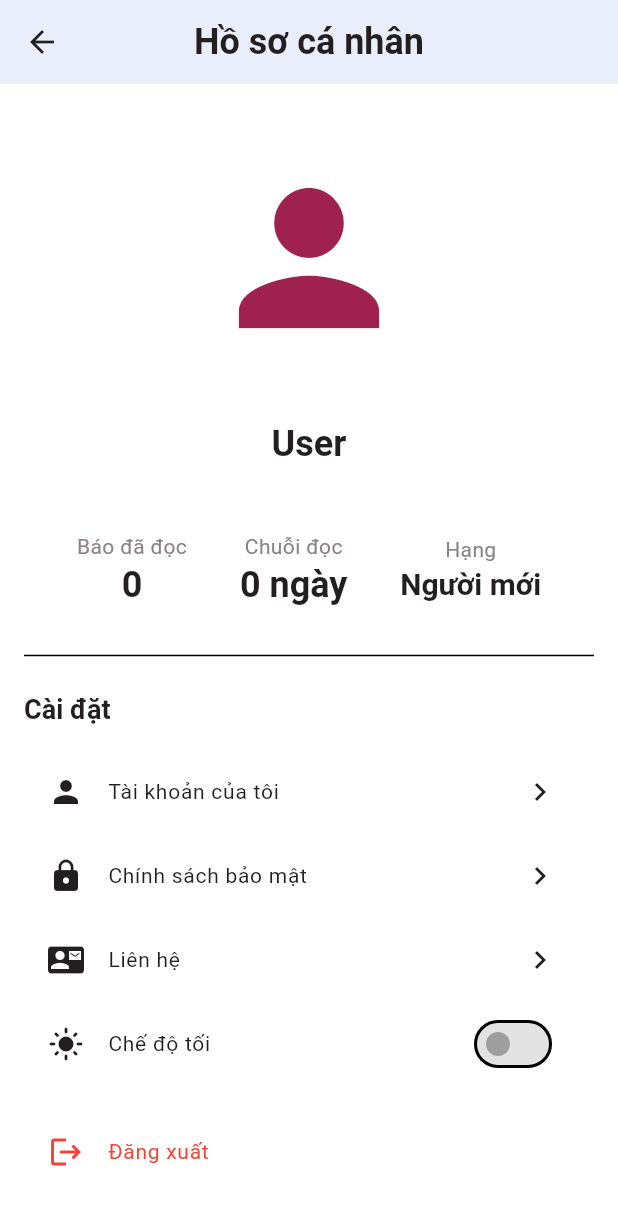
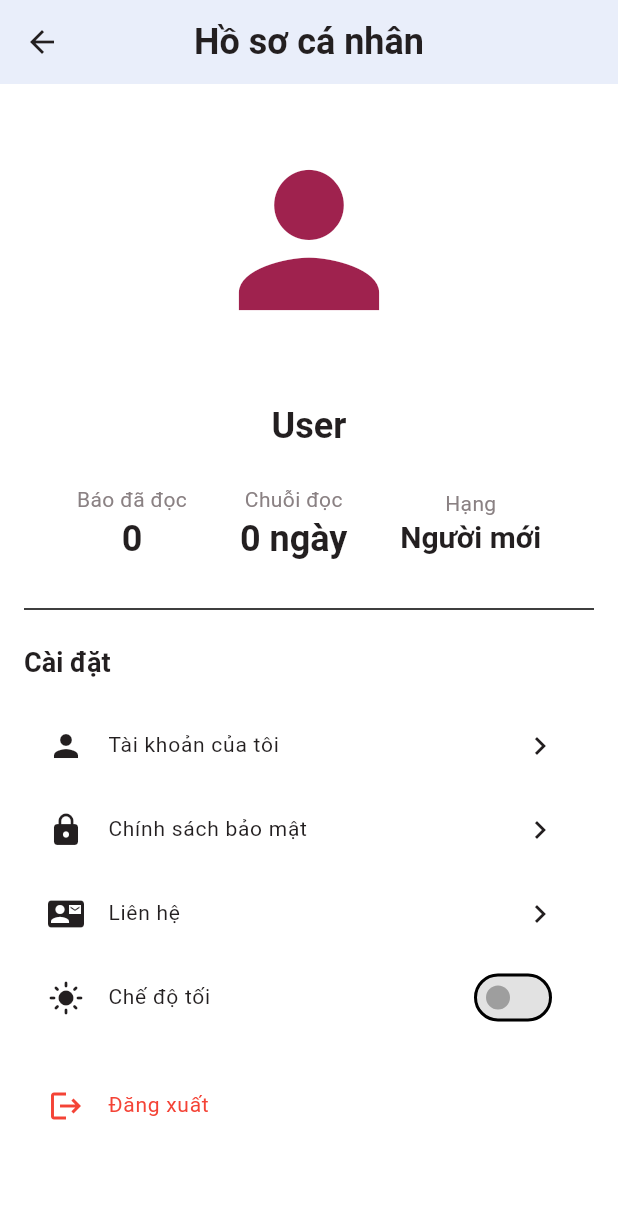
Before and after one commit to KhoaSinno/assignment_3_safe_news, a Flutter app: the ProfileSetting screen opened directly, on a phone screen of 412 x 824 dp. Shown: the top 1205 px of the screen. Run offline on Flutter 3.47's test engine with Material 3 defaults, Android fonts, the phone set to English and light mode, and no system bars; our stand-ins replace cloud_firestore, firebase_ai, firebase_auth, firebase_core, flutter_dotenv, flutter_riverpod and 9 more; accounts and stored records are empty; generated files the repository leaves out were written again; network calls fail; project files that could hold a hidden picture were left out.

Commit message:
account stat - optimized auth

```diff
--- a/lib/features/home/widget/home_article_header_logo.dart
+++ b/lib/features/home/widget/home_article_header_logo.dart
@@ -95,7 +95,7 @@ class HomeArticleHeaderLogo extends ConsumerWidget {
                 const SizedBox(height: 5),
                 isLoggedIn
                     ? Text(
-                      'Xin chào, ${authViewModel.user?.name ?? 'Người dùng'}',
+                      'Hi, ${authViewModel.user?.name ?? 'Người dùng'}',
                       style: Theme.of(
                         context,
                       ).textTheme.bodyMedium?.copyWith(fontSize: 14),
--- a/lib/features/profile/ui/profile_setting.dart
+++ b/lib/features/profile/ui/profile_setting.dart
@@ -33,7 +33,7 @@ class ProfileSetting extends ConsumerWidget {
       body: SingleChildScrollView(
         child: Container(
           color: Theme.of(context).scaffoldBackgroundColor,
-          padding: const EdgeInsets.all(16),
+          padding: EdgeInsets.symmetric(horizontal: 16, vertical: 4),
           child: Column(
             crossAxisAlignment: CrossAxisAlignment.start,
             children: [
--- a/lib/features/profile/widget/achievement_badge.dart
+++ b/lib/features/profile/widget/achievement_badge.dart
@@ -13,138 +13,165 @@ class AchievementBadge extends ConsumerWidget {
   Widget build(BuildContext context, WidgetRef ref) {
     final authViewModel = ref.watch(authViewModelProvider);
 
-    // Responsive avatar size based on screen width
-    final screenWidth = MediaQuery.of(context).size.width;
-    final avatarRadius = screenWidth < 400 ? 80.0 : 100.0;
-    final iconSize = avatarRadius * 1.2;
-    final fallbackIconSize = avatarRadius * 1.4;
+    // ✅ Cache dimensions một lần
+    final dimensions = _getDimensions(context);
 
     return userAchievementModel.when(
       data:
-          (stats) => Center(
+          (stats) => _buildUserProfile(
+            context,
+            authViewModel,
+            dimensions,
+            avatar:
+                stats != null
+                    ? _buildAchievementAvatar(
+                      stats,
+                      dimensions.avatarRadius,
+                      dimensions.iconSize,
+                    )
+                    : Icon(
+                      Icons.person,
+                      size: dimensions.fallbackIconSize,
+                      color: Theme.of(context).primaryColor,
+                    ),
+            displayName:
+                stats?.displayName ?? authViewModel.user?.name ?? 'User',
+          ),
+      loading:
+          () => _buildUserProfile(
+            context,
+            authViewModel,
+            dimensions,
+            avatar: CircularProgressIndicator(),
+            displayName: authViewModel.user?.name ?? 'Đang tải...',
+          ),
+      error:
+          (error, stack) => _buildUserProfile(
+            context,
+            authViewModel,
+            dimensions,
+            avatar: ClipOval(
+              child: Icon(
+                Icons.account_circle,
+                size: dimensions.avatarRadius * 1.8,
+                color: Theme.of(context).primaryColor,
+              ),
+            ),
+            displayName: authViewModel.user?.name ?? 'User',
+          ),
+    );
+  }
+
+  // ✅ Helper method để giảm duplicate code
+  Widget _buildUserProfile(
+    BuildContext context,
+    AuthViewModel authViewModel,
+    _Dimensions dimensions, {
+    required Widget avatar,
+    required String displayName,
+  }) {
+    return Center(
       child: Column(
-              children: [
-                Stack(
+        mainAxisSize: MainAxisSize.min, // ✅ Tối ưu layout
         children: [
           CircleAvatar(
-                      radius: avatarRadius,
+            radius: dimensions.avatarRadius,
             backgroundColor: Colors.white,
-                      child:
-                          stats != null
-                              ? ClipOval(
+            child: avatar,
+          ),
+          const SizedBox(height: 8),
+          Text(
+            displayName,
+            style: Theme.of(
+              context,
+            ).textTheme.headlineMedium?.copyWith(fontSize: dimensions.fontSize),
+            textAlign: TextAlign.center,
+          ),
+          if (authViewModel.user?.email != null &&
+              authViewModel.user!.email.isNotEmpty)
+            Text(
+              authViewModel.user?.email ?? '',
+              style: Theme.of(context).textTheme.labelMedium?.copyWith(
+                fontSize: dimensions.emailFontSize,
+                fontWeight: FontWeight.w400,
+              ),
+              textAlign: TextAlign.center,
+            ),
+        ],
+      ),
+    );
+  }
+
+  // ✅ Cache dimensions
+  _Dimensions _getDimensions(BuildContext context) {
+    final screenWidth = MediaQuery.of(context).size.width;
+    final avatarRadius = screenWidth < 400 ? 80.0 : 100.0;
+    return _Dimensions(
+      avatarRadius: avatarRadius,
+      iconSize: avatarRadius * 1.2,
+      fallbackIconSize: avatarRadius * 1.4,
+      fontSize: screenWidth < 400 ? 20.0 : 24.0,
+      emailFontSize: screenWidth < 400 ? 12.0 : 14.0,
+    );
+  }
+
+  Widget _buildAchievementAvatar(
+    UserAchievementStatsModel stats,
+    double avatarRadius,
+    double iconSize,
+  ) {
+    return ClipOval(
       child: SvgPicture.asset(
         stats.sortedAchievement.assetPath,
-                                  width: avatarRadius * 2, // Full diameter
-                                  height: avatarRadius * 2, // Full diameter
-                                  fit:
-                                      BoxFit.cover, // Fill toàn bộ CircleAvatar
+        width: avatarRadius * 2,
+        height: avatarRadius * 2,
+        fit: BoxFit.cover,
         placeholderBuilder:
-                                      (context) => Container(
+            (context) => _buildPlaceholder(stats, avatarRadius, iconSize),
+        // ✅ Thêm error handling cho SVG loading
+        errorBuilder: (context, error, stackTrace) {
+          debugPrint(
+            'SVG loading error for ${stats.sortedAchievement.assetPath}: $error',
+          );
+          return _buildPlaceholder(stats, avatarRadius, iconSize);
+        },
+      ),
+    );
+  }
+
+  Widget _buildPlaceholder(
+    UserAchievementStatsModel stats,
+    double avatarRadius,
+    double iconSize,
+  ) {
+    return Container(
       width: avatarRadius * 2,
       height: avatarRadius * 2,
       decoration: BoxDecoration(
         shape: BoxShape.circle,
-                                          color: stats.sortedAchievement.color
-                                              .withOpacity(0.1),
+        color: stats.sortedAchievement.color.withValues(alpha: 0.1),
       ),
       child: Icon(
         stats.sortedAchievement.icon,
         size: iconSize,
         color: stats.sortedAchievement.color,
       ),
-                                      ),
-                                ),
-                              )
-                              : Icon(
-                                Icons.person,
-                                size: fallbackIconSize,
-                                color: Theme.of(context).primaryColor,
-                              ),
-                    ),
-                  ],
-                ),
-                const SizedBox(height: 8),
-                Text(
-                  stats?.displayName ?? authViewModel.user?.name ?? 'User',
-                  style: Theme.of(context).textTheme.headlineMedium?.copyWith(
-                    fontSize: screenWidth < 400 ? 20 : 24,
-                  ),
-                  textAlign: TextAlign.center,
-                ),
-                Text(
-                  authViewModel.user?.email ?? '',
-                  style: Theme.of(context).textTheme.labelMedium?.copyWith(
-                    fontSize: screenWidth < 400 ? 12 : 14,
-                    fontWeight: FontWeight.w400,
-                  ),
-                  textAlign: TextAlign.center,
-                ),
-              ],
-            ),
-          ),
-      loading:
-          () => Center(
-            child: Column(
-              children: [
-                CircleAvatar(
-                  radius: avatarRadius,
-                  backgroundColor: Theme.of(context).cardColor,
-                  child: CircularProgressIndicator(),
-                ),
-                const SizedBox(height: 8),
-                Text(
-                  authViewModel.user?.name ?? 'Đang tải...',
-                  style: Theme.of(context).textTheme.headlineMedium?.copyWith(
-                    fontSize: screenWidth < 400 ? 20 : 24,
-                  ),
-                  textAlign: TextAlign.center,
-                ),
-                Text(
-                  authViewModel.user?.email ?? '',
-                  style: Theme.of(context).textTheme.labelMedium?.copyWith(
-                    fontSize: screenWidth < 400 ? 12 : 14,
-                    fontWeight: FontWeight.w400,
-                  ),
-                  textAlign: TextAlign.center,
-                ),
-              ],
-            ),
-          ),
-      error:
-          (error, stack) => Center(
-            child: Column(
-              children: [
-                CircleAvatar(
-                  radius: avatarRadius,
-                  backgroundColor: Theme.of(context).cardColor,
-                  child: ClipOval(
-                    child: Icon(
-                      Icons.account_circle,
-                      size:
-                          avatarRadius * 1.8, // Slightly larger for better fill
-                      color: Theme.of(context).primaryColor,
-                    ),
-                  ),
-                ),
-                const SizedBox(height: 8),
-                Text(
-                  authViewModel.user?.name ?? 'User',
-                  style: Theme.of(context).textTheme.headlineMedium?.copyWith(
-                    fontSize: screenWidth < 400 ? 20 : 24,
-                  ),
-                  textAlign: TextAlign.center,
-                ),
-                Text(
-                  authViewModel.user?.email ?? '',
-                  style: Theme.of(context).textTheme.labelMedium?.copyWith(
-                    fontSize: screenWidth < 400 ? 12 : 14,
-                    fontWeight: FontWeight.w400,
-                  ),
-                  textAlign: TextAlign.center,
-                ),
-              ],
-            ),
-          ),
     );
   }
 }
+
+class _Dimensions {
+  final double avatarRadius;
+  final double iconSize;
+  final double fallbackIconSize;
+  final double fontSize;
+  final double emailFontSize;
+
+  _Dimensions({
+    required this.avatarRadius,
+    required this.iconSize,
+    required this.fallbackIconSize,
+    required this.fontSize,
+    required this.emailFontSize,
+  });
+}
```
Also changed, not shown: lib/features/authentication/repository/auth_repository.dart (+17 -8 lines), lib/features/authentication/viewmodel/auth_viewmodel.dart (+12 -0 lines), lib/providers/user_stats_provider.dart (+28 -18 lines). Lines whose indentation alone changed are shown as unchanged.
